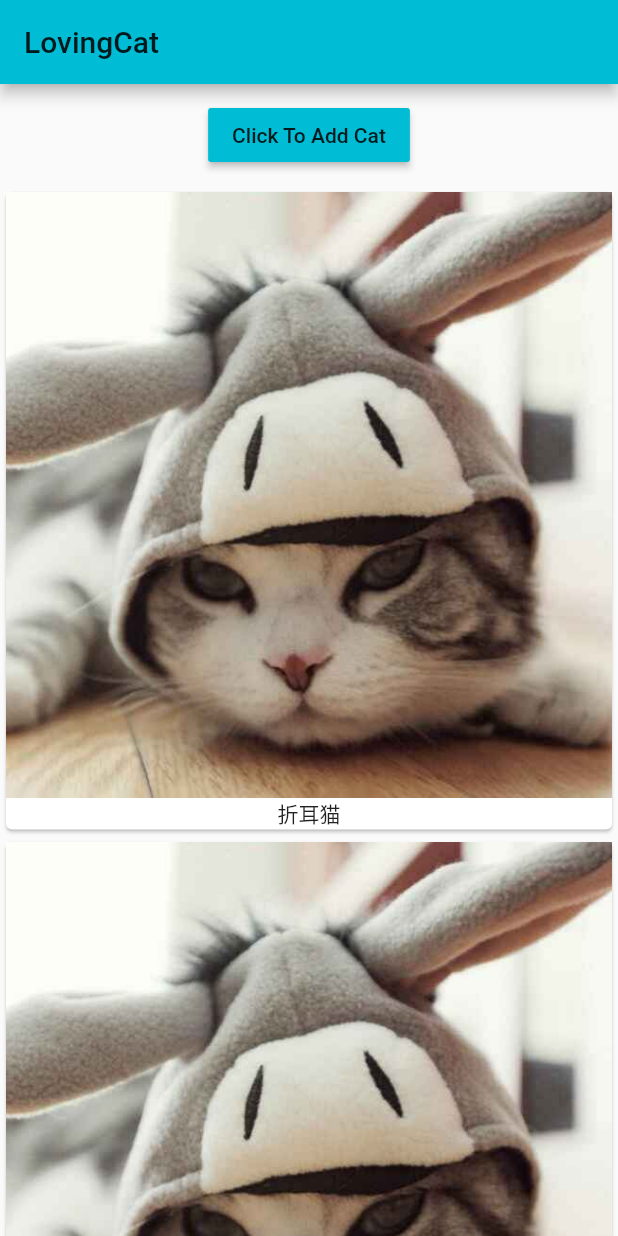
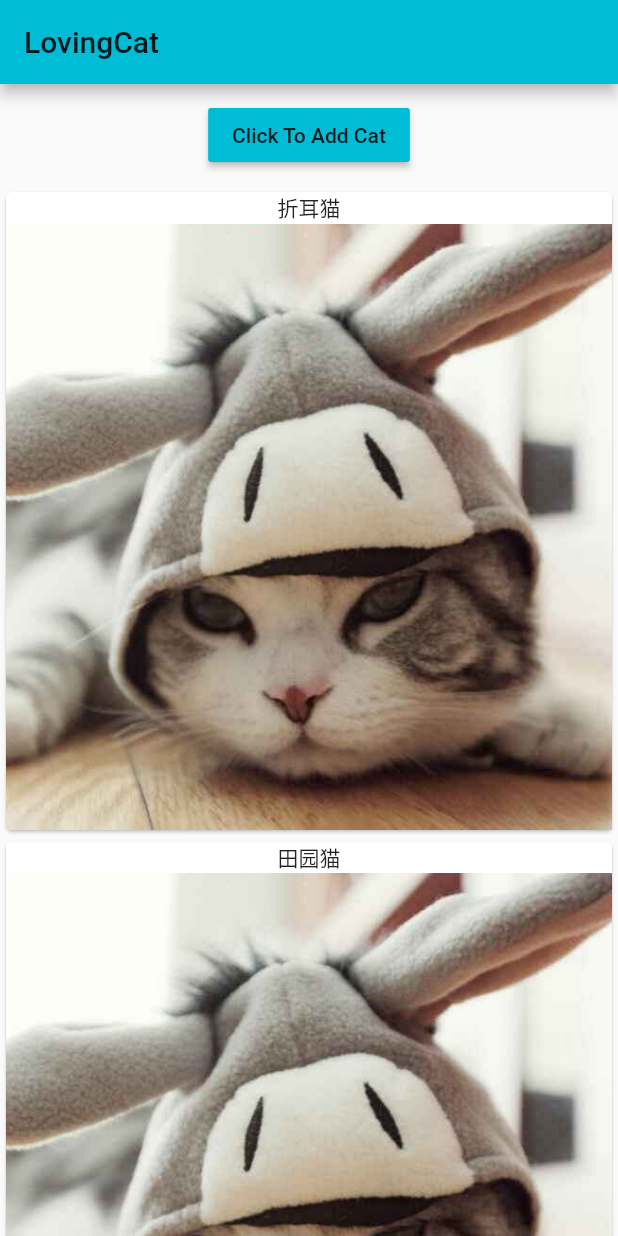
Before and after one commit to huangjun0124/flutter_learn, a Flutter app: the screen it shows after launch, after a tap on "Click To Add Cat", on a phone screen of 412 x 824 dp. Run offline on Flutter 3.47's test engine with Material 2 defaults, Android fonts, the phone set to English and light mode, and no system bars.

```diff
--- /dev/null
+++ b/lib/cat_control.dart
@@ -0,0 +1,19 @@
+import 'package:flutter/material.dart';
+import 'package:flutter/widgets.dart';
+
+class CatControl extends StatelessWidget{
+  final Function addCat;
+  CatControl(this.addCat);
+
+  @override
+  Widget build(BuildContext context) {
+    return RaisedButton(
+      color: Theme.of(context).primaryColor,
+      onPressed: () {
+           addCat('田园猫');
+      },
+      child: Text('Click To Add Cat'),
+    );
+  }
+
+}
--- a/lib/cat_manager.dart
+++ b/lib/cat_manager.dart
@@ -1,5 +1,6 @@
 import 'package:flutter/material.dart';
 import 'package:flutter/widgets.dart';
+import 'package:flutter_learn/cat_control.dart';
 
 import './cats.dart';
 
@@ -39,18 +40,16 @@ class _CatManagerState extends State<CatManager> {
       children: [
         Container(
           margin: EdgeInsets.all(10.0), // 按钮周围留10像素空白
-          child: RaisedButton(
-            color: Theme.of(context).primaryColor,
-            onPressed: () {
-              setState(() {
-                _cats.add('加菲猫');
-              });
-            },
-            child: Text('Click To Add Cat'),
-          ),
+          child: CatControl(_addCat)
         ),
         Cats(_cats)
       ],
     );
   }
+
+  void _addCat(String cat){
+    setState(() {
+      _cats.add(cat);
+    });
+  }
 }
--- a/lib/cats.dart
+++ b/lib/cats.dart
@@ -15,8 +15,8 @@ class Cats extends StatelessWidget {
           .map((e) => Card(
                 child: Column(
                   children: <Widget>[
-                    Image.asset('assets/cat001.jpg'),
-                    Text(e)],
+                    Text(e),
+                    Image.asset('assets/cat001.jpg')],
                 ),
               ))
           .toList(),
```
